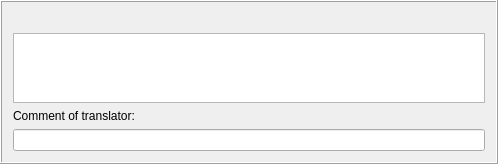
First picture: the form in Translator/translate_field.ui, repository WohlSoft/Moondust-Project, before the edit.
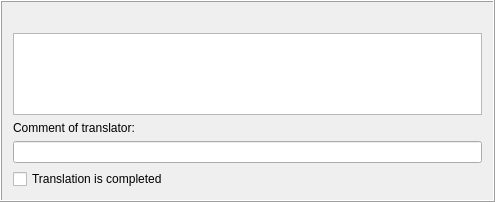
Second picture: the form after the edit.

Commit message: Translator: Added "finished" checkbox into tr field

Patch:
```diff
--- a/Translator/translate_field.ui
+++ b/Translator/translate_field.ui
@@ -6,8 +6,8 @@
    <rect>
     <x>0</x>
     <y>0</y>
-    <width>498</width>
-    <height>162</height>
+    <width>495</width>
+    <height>202</height>
    </rect>
   </property>
   <property name="windowTitle">
@@ -40,6 +40,13 @@
    <item>
     <widget class="QLineEdit" name="note"/>
    </item>
+   <item>
+    <widget class="QCheckBox" name="trIsComplete">
+     <property name="text">
+      <string>Translation is completed</string>
+     </property>
+    </widget>
+   </item>
   </layout>
  </widget>
  <resources/>
```
The commit also changes 2 other files.
